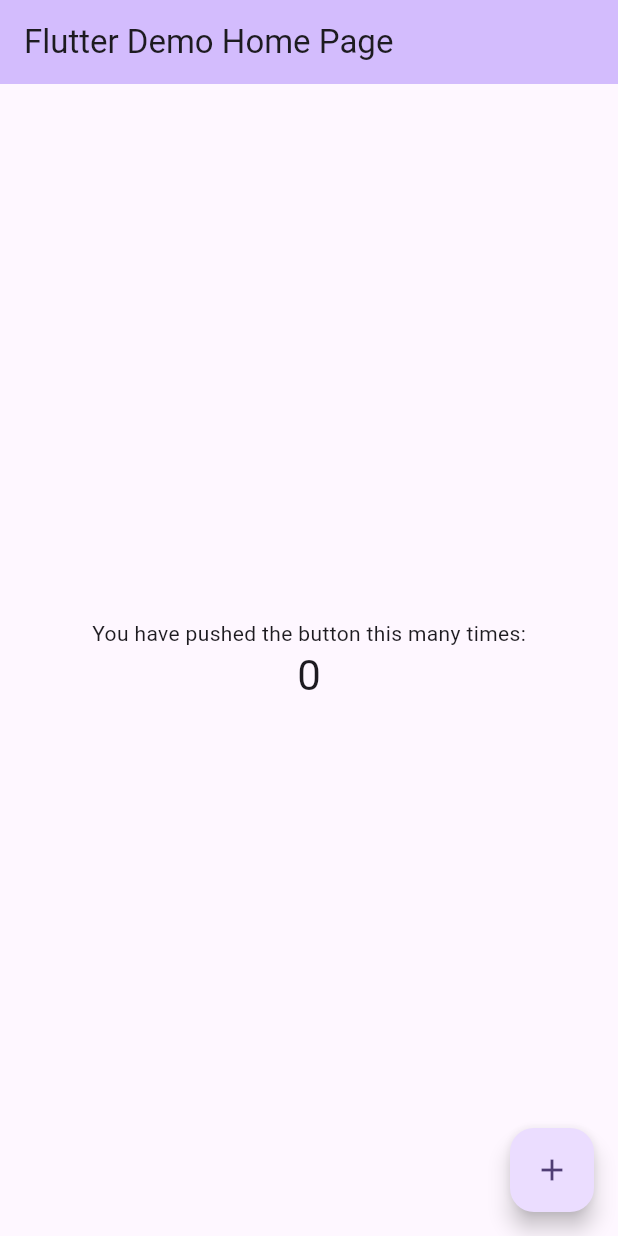
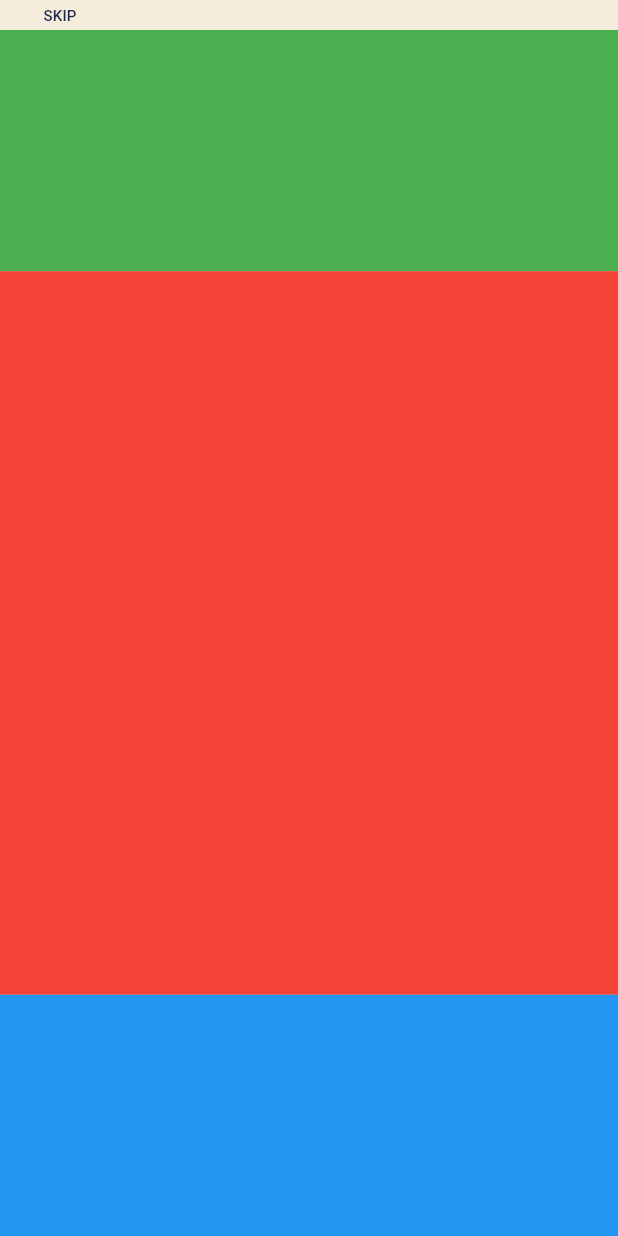
Before and after one commit to jinscodes/pomodoro_app, a Flutter app: the screen it shows after launch, on a phone screen of 412 x 824 dp. Run offline on Flutter 3.47's test engine with Material 3 defaults, Android fonts, the phone set to English and light mode, and no system bars.

Commit message:
onboarding Step1 screen

```diff
--- a/lib/main.dart
+++ b/lib/main.dart
@@ -1,4 +1,5 @@
 import 'package:flutter/material.dart';
+import 'package:pomodoro_app/onboarding/onboarding.dart';
 
 void main() {
   runApp(const MyApp());
@@ -7,119 +8,22 @@ void main() {
 class MyApp extends StatelessWidget {
   const MyApp({super.key});
 
-  // This widget is the root of your application.
   @override
   Widget build(BuildContext context) {
     return MaterialApp(
-      title: 'Flutter Demo',
+      title: 'POMODORO APP',
       theme: ThemeData(
-        // This is the theme of your application.
-        //
-        // TRY THIS: Try running your application with "flutter run". You'll see
-        // the application has a purple toolbar. Then, without quitting the app,
-        // try changing the seedColor in the colorScheme below to Colors.green
-        // and then invoke "hot reload" (save your changes or press the "hot
-        // reload" button in a Flutter-supported IDE, or press "r" if you used
-        // the command line to start the app).
-        //
-        // Notice that the counter didn't reset back to zero; the application
-        // state is not lost during the reload. To reset the state, use hot
-        // restart instead.
-        //
-        // This works for code too, not just values: Most code changes can be
-        // tested with just a hot reload.
-        colorScheme: ColorScheme.fromSeed(seedColor: Colors.deepPurple),
-        useMaterial3: true,
+        textTheme: const TextTheme(
+          displayLarge: TextStyle(
+            color: Color(0xFF232B55),
+          ),
+        ),
+        cardColor: const Color(0xFFF4EDDB),
+        colorScheme: ColorScheme.fromSwatch(
+          backgroundColor: const Color(0xFFE7627C),
+        ),
       ),
-      home: const MyHomePage(title: 'Flutter Demo Home Page'),
+      home: const Onboarding(),
     );
   }
 }
-
-class MyHomePage extends StatefulWidget {
-  const MyHomePage({super.key, required this.title});
-
-  // This widget is the home page of your application. It is stateful, meaning
-  // that it has a State object (defined below) that contains fields that affect
-  // how it looks.
-
-  // This class is the configuration for the state. It holds the values (in this
-  // case the title) provided by the parent (in this case the App widget) and
-  // used by the build method of the State. Fields in a Widget subclass are
-  // always marked "final".
-
-  final String title;
-
-  @override
-  State<MyHomePage> createState() => _MyHomePageState();
-}
-
-class _MyHomePageState extends State<MyHomePage> {
-  int _counter = 0;
-
-  void _incrementCounter() {
-    setState(() {
-      // This call to setState tells the Flutter framework that something has
-      // changed in this State, which causes it to rerun the build method below
-      // so that the display can reflect the updated values. If we changed
-      // _counter without calling setState(), then the build method would not be
-      // called again, and so nothing would appear to happen.
-      _counter++;
-    });
-  }
-
-  @override
-  Widget build(BuildContext context) {
-    // This method is rerun every time setState is called, for instance as done
-    // by the _incrementCounter method above.
-    //
-    // The Flutter framework has been optimized to make rerunning build methods
-    // fast, so that you can just rebuild anything that needs updating rather
-    // than having to individually change instances of widgets.
-    return Scaffold(
-      appBar: AppBar(
-        // TRY THIS: Try changing the color here to a specific color (to
-        // Colors.amber, perhaps?) and trigger a hot reload to see the AppBar
-        // change color while the other colors stay the same.
-        backgroundColor: Theme.of(context).colorScheme.inversePrimary,
-        // Here we take the value from the MyHomePage object that was created by
-        // the App.build method, and use it to set our appbar title.
-        title: Text(widget.title),
-      ),
-      body: Center(
-        // Center is a layout widget. It takes a single child and positions it
-        // in the middle of the parent.
-        child: Column(
-          // Column is also a layout widget. It takes a list of children and
-          // arranges them vertically. By default, it sizes itself to fit its
-          // children horizontally, and tries to be as tall as its parent.
-          //
-          // Column has various properties to control how it sizes itself and
-          // how it positions its children. Here we use mainAxisAlignment to
-          // center the children vertically; the main axis here is the vertical
-          // axis because Columns are vertical (the cross axis would be
-          // horizontal).
-          //
-          // TRY THIS: Invoke "debug painting" (choose the "Toggle Debug Paint"
-          // action in the IDE, or press "p" in the console), to see the
-          // wireframe for each widget.
-          mainAxisAlignment: MainAxisAlignment.center,
-          children: <Widget>[
-            const Text(
-              'You have pushed the button this many times:',
-            ),
-            Text(
-              '$_counter',
-              style: Theme.of(context).textTheme.headlineMedium,
-            ),
-          ],
-        ),
-      ),
-      floatingActionButton: FloatingActionButton(
-        onPressed: _incrementCounter,
-        tooltip: 'Increment',
-        child: const Icon(Icons.add),
-      ), // This trailing comma makes auto-formatting nicer for build methods.
-    );
-  }
-}
--- /dev/null
+++ b/lib/onboarding/onboarding.dart
@@ -0,0 +1,42 @@
+import 'package:flutter/material.dart';
+import 'package:pomodoro_app/onboarding/step2.dart';
+
+class Onboarding extends StatefulWidget {
+  const Onboarding({super.key});
+
+  @override
+  State<Onboarding> createState() => _OnboardingState();
+}
+
+class _OnboardingState extends State<Onboarding> {
+  @override
+  Widget build(BuildContext context) {
+    return Scaffold(
+      appBar: PreferredSize(
+        preferredSize: const Size.fromHeight(20.0),
+        child: AppBar(
+            elevation: 0,
+            centerTitle: false,
+            backgroundColor: Theme.of(context).cardColor,
+            title: TextButton(
+              style: TextButton.styleFrom(
+                padding: EdgeInsets.zero,
+                minimumSize: const Size(10, 20),
+              ),
+              onPressed: () {
+                print("SKIP button");
+              },
+              child: Text(
+                "SKIP",
+                style: TextStyle(
+                  fontSize: 10,
+                  color: Theme.of(context).textTheme.displayLarge!.color,
+                ),
+              ),
+            )),
+      ),
+      backgroundColor: Theme.of(context).cardColor,
+      body: const Step2(),
+    );
+  }
+}
--- /dev/null
+++ b/lib/onboarding/step2.dart
@@ -0,0 +1,35 @@
+import 'package:flutter/material.dart';
+
+class Step2 extends StatelessWidget {
+  const Step2({super.key});
+
+  @override
+  Widget build(BuildContext context) {
+    return Column(
+      children: [
+        Flexible(
+          child: Container(
+            decoration: const BoxDecoration(
+              color: Colors.green,
+            ),
+          ),
+        ),
+        Flexible(
+          flex: 3,
+          child: Container(
+            decoration: const BoxDecoration(
+              color: Colors.red,
+            ),
+          ),
+        ),
+        Flexible(
+          child: Container(
+            decoration: const BoxDecoration(
+              color: Colors.blue,
+            ),
+          ),
+        ),
+      ],
+    );
+  }
+}
```
Also changed, not shown: lib/onboarding/step1.dart (added, +90 -0 lines), lib/screens/home_screen.dart (added, +131 -0 lines), pubspec.yaml (+5 -7 lines), assets/image/dancingDoodle.png (added), assets/image/readingDoodle.png (added), assets/image/step1.png (added), assets/image/step2.png (added), assets/image/step3.png (added), assets/image/unboxingDoodle.png (added).
